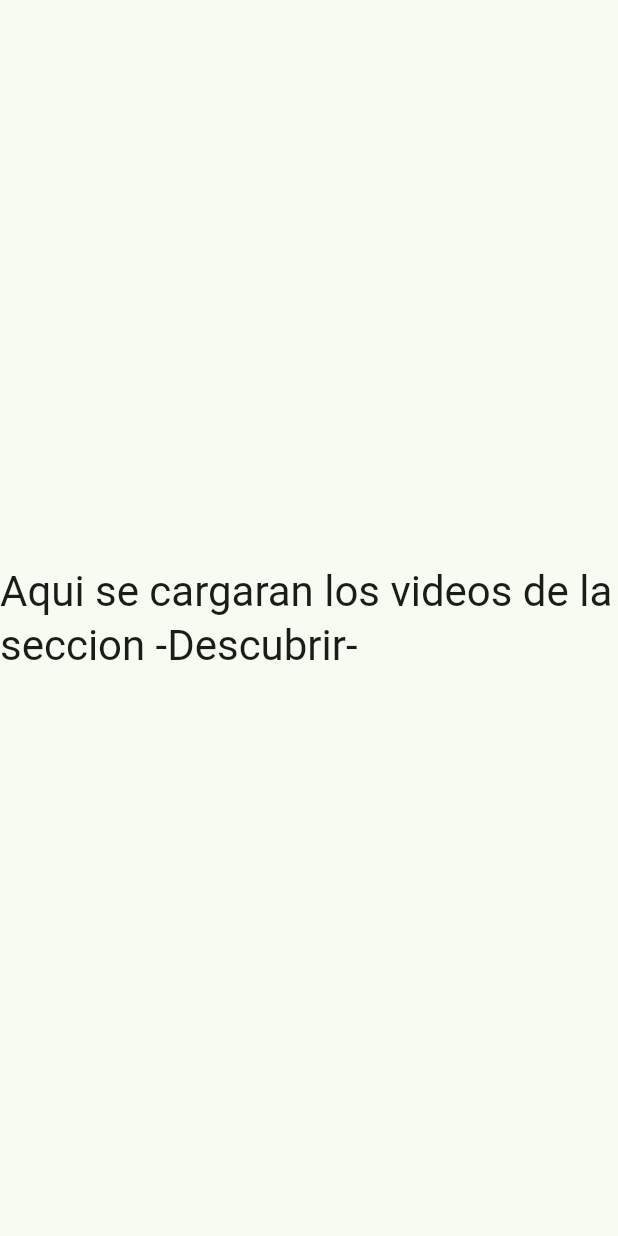
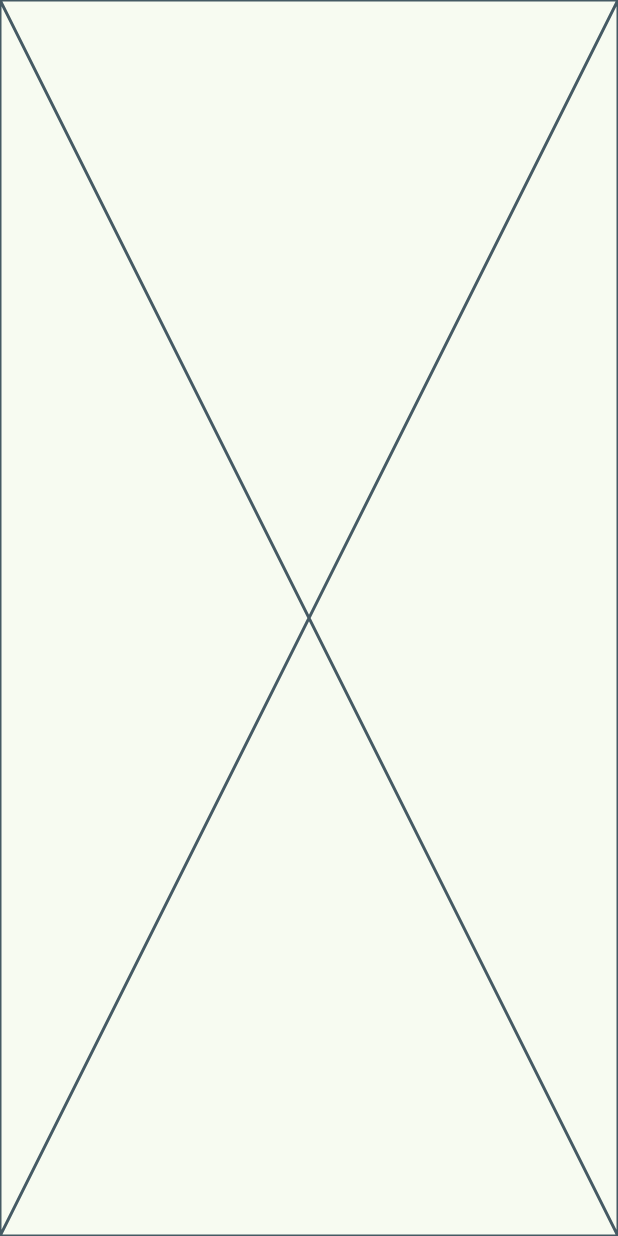
Before and after one commit to CarlosJ67/DMI10_Practica04_220472, a Flutter app: the screen it shows after launch, on a phone screen of 412 x 824 dp. Run offline on Flutter 3.47's test engine with Material 3 defaults, Android fonts, the phone set to English and light mode, and no system bars.

Commit message:
Practica 04
Subiendo carga de videos locales

```diff
--- a/widgate_app_220472/lib/domain/entities/video_post.dart
+++ b/widgate_app_220472/lib/domain/entities/video_post.dart
@@ -1,5 +1,3 @@
-import 'package:flutter/foundation.dart';
-
 class VideoPost {
   final String caption; // titulo del video
   final String videURL; // Referencia al video corto
--- a/widgate_app_220472/lib/main.dart
+++ b/widgate_app_220472/lib/main.dart
@@ -15,7 +15,7 @@ class MainApp extends StatelessWidget {
   Widget build(BuildContext context) {
     return MultiProvider(
       providers: [
-        ChangeNotifierProvider(create: (_) => DiscoverProvider()),
+        ChangeNotifierProvider(lazy: false, create: (_) => DiscoverProvider()),
       ],
       child: MaterialApp(
         debugShowCheckedModeBanner: false,
--- a/widgate_app_220472/lib/presentation/Screens/discover/discover_screen.dart
+++ b/widgate_app_220472/lib/presentation/Screens/discover/discover_screen.dart
@@ -1,17 +1,17 @@
 import 'package:flutter/material.dart';
+import 'package:provider/provider.dart';
+import 'package:widgate_app_220472/presentation/providers/discover_provider.dart';
 
 class DiscoveryScreen extends StatelessWidget {
   const DiscoveryScreen({super.key});
 
   @override
   Widget build(BuildContext context) {
+    final discoverProvider = context.watch<DiscoverProvider>();
     return Scaffold(
-      body: Center(
-        child: Text(
-          'Aqui se cargaran los videos de la seccion -Descubrir-',
-          style: Theme.of(context).textTheme.headlineMedium,
-        ),
-      ),
+      body: discoverProvider.initialLoading ?
+      const Center(child: CircularProgressIndicator(strokeWidth: 2)):
+      const Placeholder()
     );
   }
 }
--- a/widgate_app_220472/lib/presentation/providers/discover_provider.dart
+++ b/widgate_app_220472/lib/presentation/providers/discover_provider.dart
@@ -1,14 +1,25 @@
 import 'package:flutter/material.dart';
 import 'package:widgate_app_220472/domain/entities/video_post.dart';
+import 'package:widgate_app_220472/infraestruture/models/local_video_model.dart';
+import 'package:widgate_app_220472/Shared/data/localvideo_posts.dart';
 
-class DiscoverProvider extends ChangeNotifier{// Nos permite cambiar el estado de la aplicacion
-  bool initialLoding = true;
+class DiscoverProvider extends ChangeNotifier { // Nos permite cambiar el estado de la aplicacion
+  bool initialLoading = true;
   List<VideoPost> videos = [];
 
-  Future<void> loadNextPage() async{
+  DiscoverProvider(){
+    loadNextPage();
+  }
 
-    //TODO CARGAR VIDEOS
+  Future<void> loadNextPage() async {
+    await Future.delayed(const Duration(seconds: 2));
+
+    final List<VideoPost> newVideos = localVideoPosts
+        .map((video) => LocalVideoModel.fromJs(video).toVideoPostEntity())
+        .toList();
+
+    videos.addAll(newVideos);
+    initialLoading = false;
     notifyListeners();
   }
-
 }
```
Also changed, not shown: widgate_app_220472/lib/presentation/widgets/shared/video_scrollable.dart (added, +15 -0 lines).
